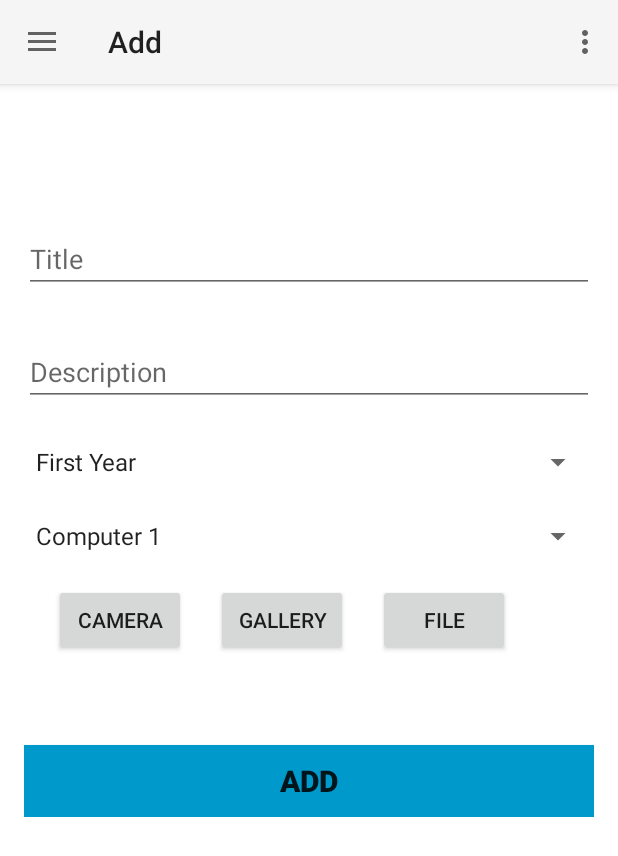
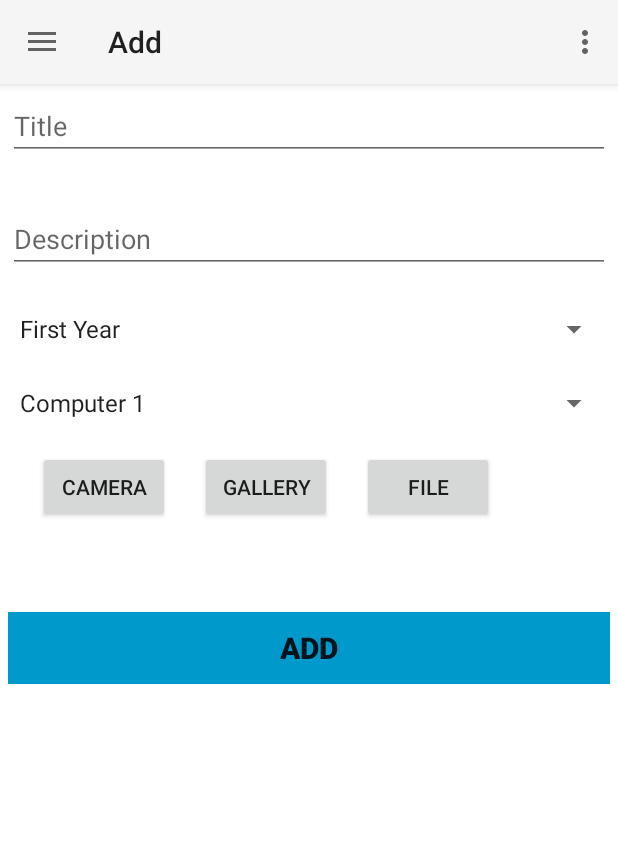
Before and after one commit to burhanuddinrampurawala/notices, an Android app: the fragment Display placed in its activity, in the options menu, after a tap on "Add", on a phone screen of 412 x 824 dp. Shown: the top 856 px of the screen. Run offline under Robolectric (Android 15) with nearby library versions, the phone set to English and light mode, and no system bars; our stand-ins replace Firebase (no records; nobody signed in at launch, a user with empty details on screens opened directly).

Commit message:
small bug fixes

```diff
--- a/app/src/main/java/com/example/notices/Add.java
+++ b/app/src/main/java/com/example/notices/Add.java
@@ -211,7 +211,6 @@ public class Add extends Fragment {
                                     focusview = descriptionText;
                                 }
                                 else {
-                                        ref.child(year).child(branch).setValue(title);
                                         ref.child(year).child(branch).child(title).child("description").setValue(description);
                                         displayimage.setDrawingCacheEnabled(true);
                                         displayimage.buildDrawingCache();
@@ -221,7 +220,7 @@ public class Add extends Fragment {
                                         {
                                             bitmap.compress(Bitmap.CompressFormat.JPEG, 100, baos);
                                             byte[] data = baos.toByteArray();
-                                            StorageReference images = storage.getReference("images/"+ title);
+                                            StorageReference images = storage.getReference("images/"+ description);
                                             UploadTask uploadTask = images.putBytes(data);
                                             uploadTask.addOnFailureListener(new OnFailureListener() {
                                                 @Override
--- a/app/src/main/java/com/example/notices/Branch.java
+++ b/app/src/main/java/com/example/notices/Branch.java
@@ -68,10 +68,11 @@ public class Branch extends Fragment {
                 bundle.putString("title", listHash.get(header[groupPosition]).get(childPosition));
                 Log.i("notice",bundle.toString());
                 displayfragment.setArguments(bundle);
-                getFragmentManager().beginTransaction().replace(R.id.mainFragment,displayfragment).commit();
+                getFragmentManager().beginTransaction().replace(R.id.mainFragment,displayfragment).addToBackStack(year).commit();
                 return true;
             }
         });
+        registerForContextMenu(listView);
         return view;
     }
 
@@ -96,11 +97,8 @@ public class Branch extends Fragment {
                         for(DataSnapshot data : d){
                             list.add(data.getKey());
                         }
-                        Log.i("notice",list.toString());
                         listHash.put(header[i], list);
                     }
-                    Log.i("notice",listHash.toString());
-                    Log.i("notice",listDataHeader.toString());
 
                 }
 
--- a/app/src/main/java/com/example/notices/Display.java
+++ b/app/src/main/java/com/example/notices/Display.java
@@ -49,6 +49,7 @@ public class Display extends Fragment {
                              Bundle savedInstanceState) {
         // Inflate the layout for this fragment
         view = inflater.inflate(R.layout.fragment_display, container, false);
+        getActivity().setTitle(branch);
         storage = FirebaseStorage.getInstance();
         descriptiontext = (TextView) view.findViewById(R.id.descriptionText);
         titletext = (TextView) view.findViewById(R.id.titleText);
@@ -66,7 +67,7 @@ public class Display extends Fragment {
                             .child("description").getValue(String.class);
                     descriptiontext.setText(description);
                     titletext.setText(title);
-                    storage.getReference("images/" + title).getDownloadUrl().addOnSuccessListener(new OnSuccessListener<Uri>() {
+                    storage.getReference("images/" + description).getDownloadUrl().addOnSuccessListener(new OnSuccessListener<Uri>() {
                         @Override
                         public void onSuccess(Uri uri) {
                             if(uri != null){
--- a/app/src/main/java/com/example/notices/MyAdapter.java
+++ b/app/src/main/java/com/example/notices/MyAdapter.java
@@ -35,7 +35,10 @@ public class MyAdapter extends BaseExpandableListAdapter {
 
     @Override
     public int getChildrenCount(int i) {
-        return listHashMap.get(listDataHeader.get(i)).size();
+        if(listHashMap.get(listDataHeader.get(i)) != null)
+             return listHashMap.get(listDataHeader.get(i)).size();
+        else
+            return 0;
     }
 
     @Override
--- a/app/src/main/res/layout/branch_parent.xml
+++ b/app/src/main/res/layout/branch_parent.xml
@@ -19,7 +19,7 @@
         android:layout_width="match_parent"
         android:layout_height="wrap_content"
         android:text=""
-        android:textSize="30sp"
+        android:textSize="20sp"
         android:layout_margin="5sp"/>
 
 
--- a/app/src/main/res/layout/fragment_add.xml
+++ b/app/src/main/res/layout/fragment_add.xml
@@ -8,10 +8,7 @@
     <ScrollView
         android:layout_width="match_parent"
         android:layout_height="match_parent"
-        android:paddingBottom="64sp"
-        android:paddingLeft="@dimen/activity_horizontal_margin"
-        android:paddingRight="@dimen/activity_horizontal_margin"
-        android:paddingTop="64sp"
+        android:layout_margin="5sp"
         tools:context="com.example.notices.AddNotice">
         <android.support.v7.widget.LinearLayoutCompat
             android:layout_width="match_parent"
@@ -25,7 +22,6 @@
                 android:id="@+id/title"
                 android:layout_below="@+id/textView"
                 android:layout_centerHorizontal="true"
-                android:layout_marginTop="30sp"
                 android:hint="Title"/>
 
             <EditText
--- a/app/src/main/res/layout/fragment_login.xml
+++ b/app/src/main/res/layout/fragment_login.xml
@@ -9,8 +9,7 @@
         android:layout_width="match_parent"
         android:layout_height="match_parent"
         android:gravity="center_horizontal"
-        android:orientation="vertical"
-        android:layout_marginTop="64sp">
+        android:orientation="vertical">
 
 
 
--- a/app/src/main/res/layout/fragment_welcome.xml
+++ b/app/src/main/res/layout/fragment_welcome.xml
@@ -2,7 +2,8 @@
     xmlns:tools="http://schemas.android.com/tools"
     android:layout_width="match_parent"
     android:layout_height="match_parent"
-    tools:context="com.example.notices.Welcome">
+    tools:context="com.example.notices.Welcome"
+    android:background="#ffffff">
 <TextView
     android:layout_width="wrap_content"
     android:layout_height="wrap_content"
--- a/app/src/main/res/values/strings.xml
+++ b/app/src/main/res/values/strings.xml
@@ -36,7 +36,7 @@
     </string-array>
     <string-array name="year">
         <item>First Year</item>
-        <item>Second year</item>
+        <item>Second Year</item>
         <item>Third Year</item>
         <item>Fourth Year</item>
     </string-array>
```
Also changed, not shown: app/src/main/java/com/example/notices/Start.java (+64 -13 lines), 46 other files.
